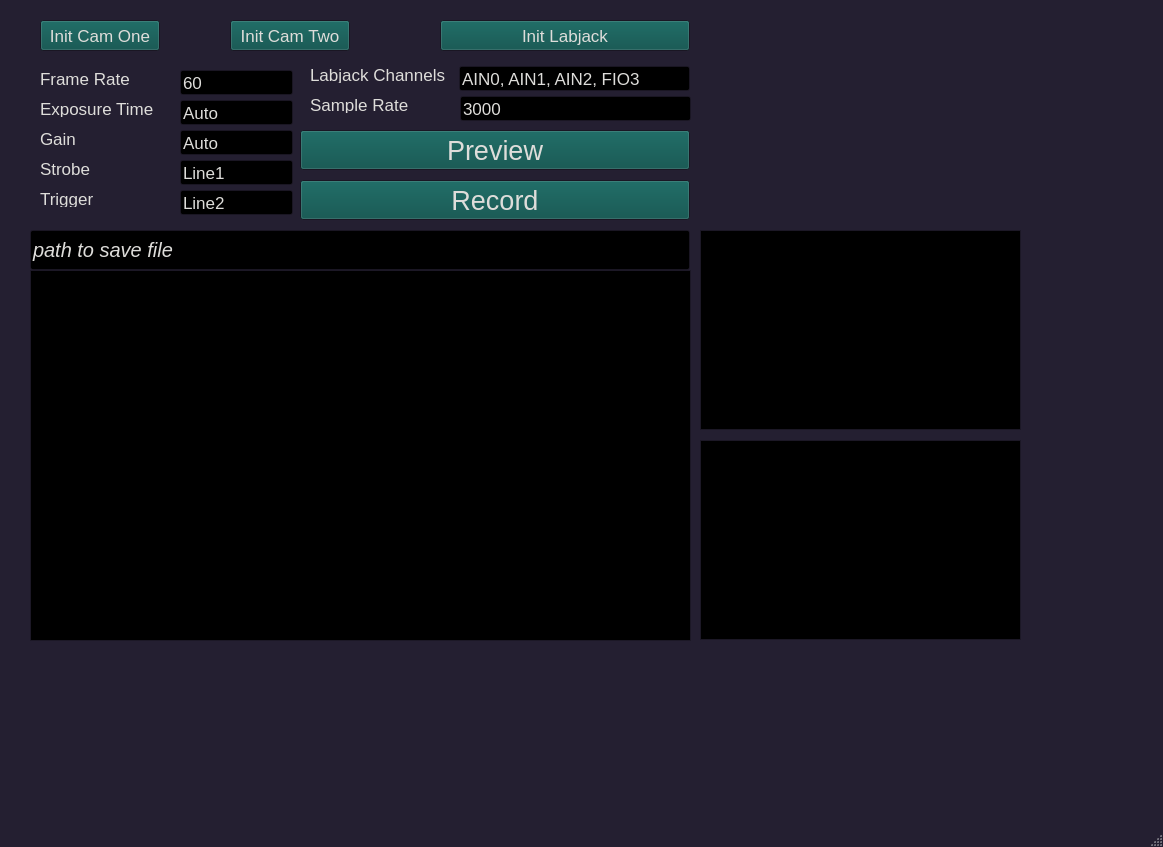
The window that gui.ui (jbmelander/jackfish) describes before a commit, drawn with Qt 5.
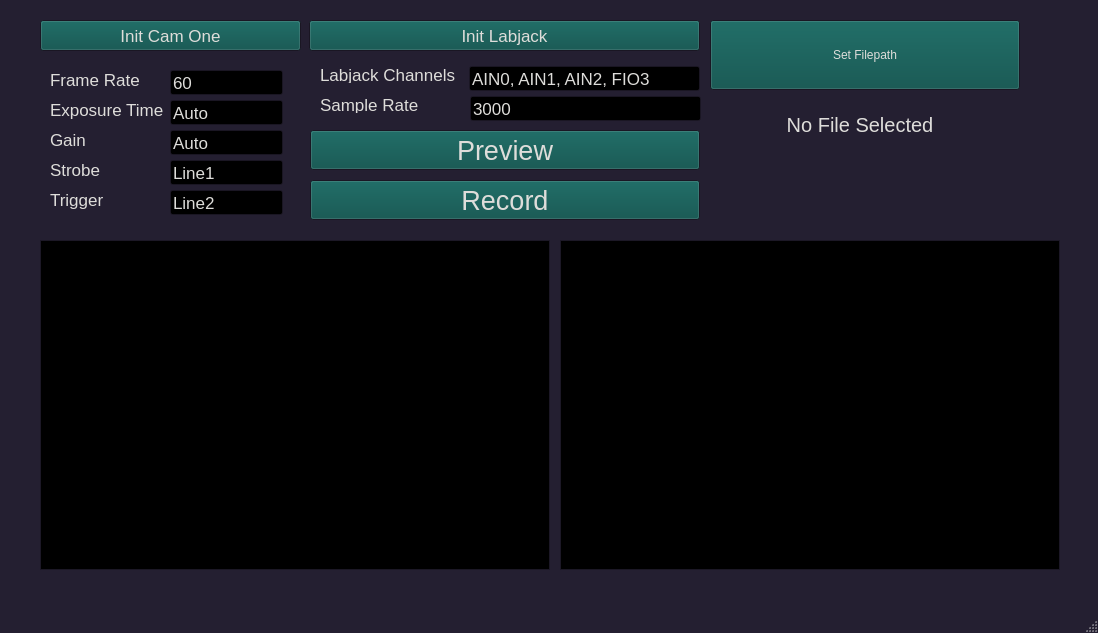
The same window after the commit. Custom widgets are drawn as their Qt base class.

What changed in the file:
```diff
--- a/gui.ui
+++ b/gui.ui
@@ -6,8 +6,8 @@
    <rect>
     <x>0</x>
     <y>0</y>
-    <width>1163</width>
-    <height>847</height>
+    <width>1098</width>
+    <height>633</height>
    </rect>
   </property>
   <property name="palette">
@@ -488,7 +488,7 @@
      <rect>
       <x>40</x>
       <y>20</y>
-      <width>120</width>
+      <width>261</width>
       <height>31</height>
      </rect>
     </property>
@@ -502,31 +502,12 @@
      <string>Init Cam One</string>
     </property>
    </widget>
-   <widget class="QPushButton" name="init_cam1_push">
-    <property name="geometry">
-     <rect>
-      <x>230</x>
-      <y>20</y>
-      <width>120</width>
-      <height>31</height>
-     </rect>
-    </property>
-    <property name="font">
-     <font>
-      <family>Arial</family>
-      <pointsize>13</pointsize>
-     </font>
-    </property>
-    <property name="text">
-     <string>Init Cam Two</string>
-    </property>
-   </widget>
    <widget class="QPushButton" name="init_lj_push">
     <property name="geometry">
      <rect>
-      <x>440</x>
+      <x>309</x>
       <y>20</y>
-      <width>250</width>
+      <width>391</width>
       <height>31</height>
      </rect>
     </property>
@@ -543,7 +524,7 @@
    <widget class="QLineEdit" name="fr_edit">
     <property name="geometry">
      <rect>
-      <x>180</x>
+      <x>170</x>
       <y>70</y>
       <width>113</width>
       <height>25</height>
@@ -555,6 +536,9 @@
       <pointsize>13</pointsize>
      </font>
     </property>
+    <property name="layoutDirection">
+     <enum>Qt::LeftToRight</enum>
+    </property>
     <property name="text">
      <string>60</string>
     </property>
@@ -562,7 +546,7 @@
    <widget class="QLineEdit" name="et_edit">
     <property name="geometry">
      <rect>
-      <x>180</x>
+      <x>170</x>
       <y>100</y>
       <width>113</width>
       <height>25</height>
@@ -574,6 +558,9 @@
       <pointsize>13</pointsize>
      </font>
     </property>
+    <property name="layoutDirection">
+     <enum>Qt::LeftToRight</enum>
+    </property>
     <property name="text">
      <string>Auto</string>
     </property>
@@ -581,7 +568,7 @@
    <widget class="QLineEdit" name="gain_edit">
     <property name="geometry">
      <rect>
-      <x>180</x>
+      <x>170</x>
       <y>130</y>
       <width>113</width>
       <height>25</height>
@@ -593,6 +580,9 @@
       <pointsize>13</pointsize>
      </font>
     </property>
+    <property name="layoutDirection">
+     <enum>Qt::LeftToRight</enum>
+    </property>
     <property name="text">
      <string>Auto</string>
     </property>
@@ -600,7 +590,7 @@
    <widget class="QLineEdit" name="strobe_edit">
     <property name="geometry">
      <rect>
-      <x>180</x>
+      <x>170</x>
       <y>160</y>
       <width>113</width>
       <height>25</height>
@@ -612,6 +602,9 @@
       <pointsize>13</pointsize>
      </font>
     </property>
+    <property name="layoutDirection">
+     <enum>Qt::LeftToRight</enum>
+    </property>
     <property name="text">
      <string>Line1</string>
     </property>
@@ -619,10 +612,10 @@
    <widget class="QLabel" name="label">
     <property name="geometry">
      <rect>
-      <x>40</x>
-      <y>70</y>
+      <x>50</x>
+      <y>60</y>
       <width>90</width>
-      <height>17</height>
+      <height>40</height>
      </rect>
     </property>
     <property name="font">
@@ -631,6 +624,9 @@
       <pointsize>13</pointsize>
      </font>
     </property>
+    <property name="layoutDirection">
+     <enum>Qt::LeftToRight</enum>
+    </property>
     <property name="text">
      <string>Frame Rate</string>
     </property>
@@ -638,10 +634,10 @@
    <widget class="QLabel" name="label_2">
     <property name="geometry">
      <rect>
-      <x>40</x>
-      <y>100</y>
+      <x>50</x>
+      <y>90</y>
       <width>140</width>
-      <height>17</height>
+      <height>40</height>
      </rect>
     </property>
     <property name="font">
@@ -650,6 +646,9 @@
       <pointsize>13</pointsize>
      </font>
     </property>
+    <property name="layoutDirection">
+     <enum>Qt::LeftToRight</enum>
+    </property>
     <property name="text">
      <string>Exposure Time</string>
     </property>
@@ -657,10 +656,10 @@
    <widget class="QLabel" name="label_3">
     <property name="geometry">
      <rect>
-      <x>40</x>
-      <y>130</y>
+      <x>50</x>
+      <y>120</y>
       <width>81</width>
-      <height>17</height>
+      <height>40</height>
      </rect>
     </property>
     <property name="font">
@@ -669,6 +668,9 @@
       <pointsize>13</pointsize>
      </font>
     </property>
+    <property name="layoutDirection">
+     <enum>Qt::LeftToRight</enum>
+    </property>
     <property name="text">
      <string>Gain</string>
     </property>
@@ -676,10 +678,10 @@
    <widget class="QLabel" name="label_6">
     <property name="geometry">
      <rect>
-      <x>40</x>
-      <y>160</y>
+      <x>50</x>
+      <y>150</y>
       <width>81</width>
-      <height>17</height>
+      <height>40</height>
      </rect>
     </property>
     <property name="font">
@@ -688,6 +690,9 @@
       <pointsize>13</pointsize>
      </font>
     </property>
+    <property name="layoutDirection">
+     <enum>Qt::LeftToRight</enum>
+    </property>
     <property name="text">
      <string>Strobe</string>
     </property>
@@ -695,7 +700,7 @@
    <widget class="QLineEdit" name="trigger_edit">
     <property name="geometry">
      <rect>
-      <x>180</x>
+      <x>170</x>
       <y>190</y>
       <width>113</width>
       <height>25</height>
@@ -707,6 +712,9 @@
       <pointsize>13</pointsize>
      </font>
     </property>
+    <property name="layoutDirection">
+     <enum>Qt::LeftToRight</enum>
+    </property>
     <property name="text">
      <string>Line2</string>
     </property>
@@ -714,10 +722,10 @@
    <widget class="QLabel" name="label_7">
     <property name="geometry">
      <rect>
-      <x>40</x>
-      <y>190</y>
+      <x>50</x>
+      <y>180</y>
       <width>81</width>
-      <height>17</height>
+      <height>40</height>
      </rect>
     </property>
     <property name="font">
@@ -726,6 +734,9 @@
       <pointsize>13</pointsize>
      </font>
     </property>
+    <property name="layoutDirection">
+     <enum>Qt::LeftToRight</enum>
+    </property>
     <property name="text">
      <string>Trigger</string>
     </property>
@@ -733,7 +744,7 @@
    <widget class="QLineEdit" name="lj_chan_edit">
     <property name="geometry">
      <rect>
-      <x>459</x>
+      <x>469</x>
       <y>66</y>
       <width>231</width>
       <height>25</height>
@@ -752,7 +763,7 @@
    <widget class="QLabel" name="label_4">
     <property name="geometry">
      <rect>
-      <x>310</x>
+      <x>320</x>
       <y>66</y>
       <width>140</width>
       <height>17</height>
@@ -771,7 +782,7 @@
    <widget class="QLabel" name="label_5">
     <property name="geometry">
      <rect>
-      <x>310</x>
+      <x>320</x>
       <y>96</y>
       <width>110</width>
       <height>17</height>
@@ -790,7 +801,7 @@
    <widget class="QLineEdit" name="lj_sr_edit">
     <property name="geometry">
      <rect>
-      <x>460</x>
+      <x>470</x>
       <y>96</y>
       <width>231</width>
       <height>25</height>
@@ -809,7 +820,7 @@
    <widget class="QPushButton" name="preview_push">
     <property name="geometry">
      <rect>
-      <x>300</x>
+      <x>310</x>
       <y>130</y>
       <width>390</width>
       <height>40</height>
@@ -828,7 +839,7 @@
    <widget class="QPushButton" name="record_push">
     <property name="geometry">
      <rect>
-      <x>300</x>
+      <x>310</x>
       <y>180</y>
       <width>390</width>
       <height>40</height>
@@ -844,57 +855,59 @@
      <string>Record</string>
     </property>
    </widget>
-   <widget class="QLineEdit" name="filepath_edit">
-    <property name="geometry">
-     <rect>
-      <x>30</x>
-      <y>230</y>
-      <width>660</width>
-      <height>40</height>
-     </rect>
-    </property>
-    <property name="font">
-     <font>
-      <family>Arial</family>
-      <pointsize>15</pointsize>
-      <italic>true</italic>
-     </font>
-    </property>
-    <property name="autoFillBackground">
-     <bool>false</bool>
-    </property>
-    <property name="text">
-     <string>path to save file</string>
-    </property>
-   </widget>
    <widget class="ImageView" name="cam_prev">
     <property name="geometry">
      <rect>
-      <x>30</x>
-      <y>270</y>
-      <width>661</width>
-      <height>371</height>
+      <x>40</x>
+      <y>240</y>
+      <width>510</width>
+      <height>330</height>
      </rect>
     </property>
    </widget>
    <widget class="PlotWidget" name="lj_plot_2">
     <property name="geometry">
      <rect>
-      <x>700</x>
-      <y>440</y>
-      <width>321</width>
-      <height>200</height>
+      <x>560</x>
+      <y>240</y>
+      <width>500</width>
+      <height>330</height>
      </rect>
     </property>
    </widget>
-   <widget class="PlotWidget" name="lj_plot_1">
+   <widget class="QPushButton" name="set_path_push">
     <property name="geometry">
      <rect>
-      <x>700</x>
-      <y>230</y>
-      <width>321</width>
-      <height>200</height>
+      <x>710</x>
+      <y>20</y>
+      <width>310</width>
+      <height>70</height>
      </rect>
+    </property>
+    <property name="text">
+     <string>Set Filepath</string>
+    </property>
+   </widget>
+   <widget class="QLabel" name="filepath_label">
+    <property name="geometry">
+     <rect>
+      <x>730</x>
+      <y>110</y>
+      <width>260</width>
+      <height>30</height>
+     </rect>
+    </property>
+    <property name="font">
+     <font>
+      <family>Arial</family>
+      <pointsize>15</pointsize>
+     </font>
+    </property>
+    <property name="text">
+     <string>No File Selected</string>
+    </property>
+    <property name="alignment">
+     <set>Qt::AlignCenter</set>
     </property>
    </widget>
   </widget>
```
Left out of the diff: 6 changed lines with no effect on the pictures.
